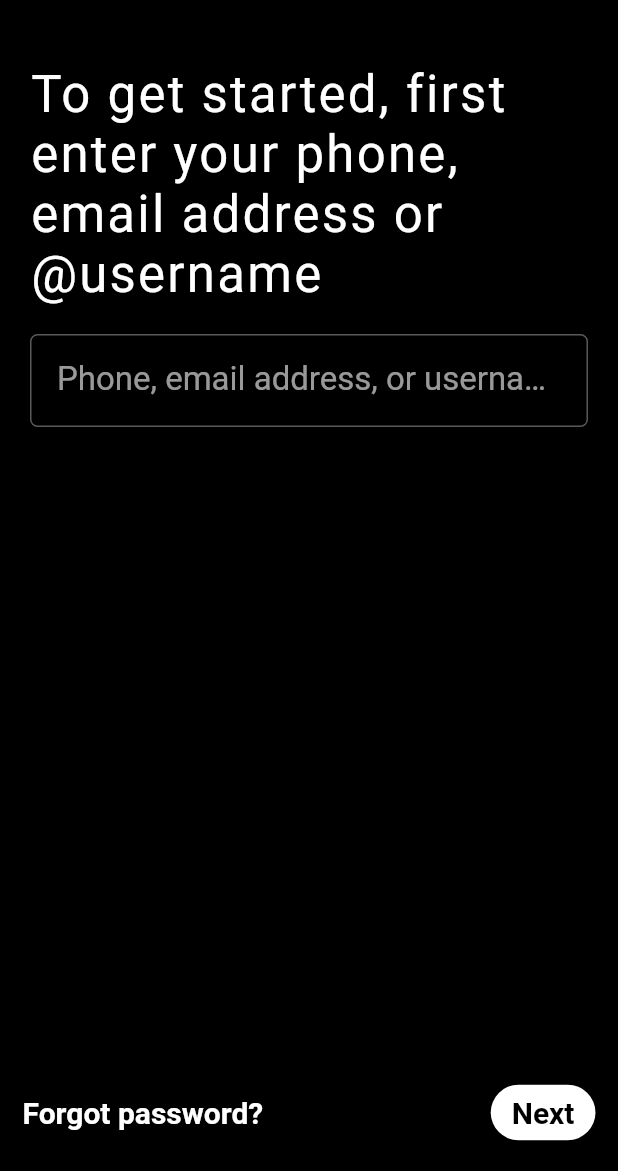
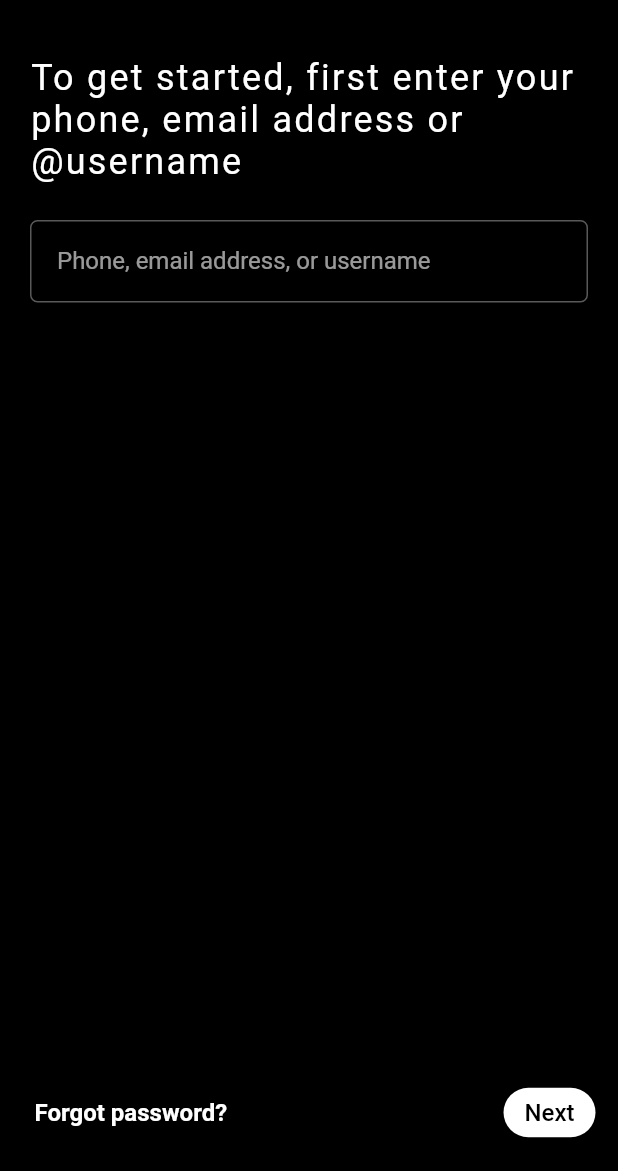
Before and after one commit to 4ritam/twitter_clone, a Flutter app: the screen it shows after launch, on a phone screen of 412 x 824 dp, the part 65-1236 px from its top. Run offline on Flutter 3.47's test engine with Material 2 defaults, Android fonts, the phone set to English and light mode, and no system bars; our stand-ins replace flutter_svg; Roboto replaces fonts that are missing (Anuphan-SemiBold); project files that could hold a hidden picture were left out.

Commit message:
minor changes

```diff
--- a/lib/features/auth/view/login_view.dart
+++ b/lib/features/auth/view/login_view.dart
@@ -32,7 +32,7 @@ class _LoginViewState extends State<LoginView> {
           child: Column (
             children: [
               const Padding(
-                padding: EdgeInsets.symmetric(vertical: 10),
+                padding: EdgeInsets.symmetric(vertical: 5),
                 child: HeroText(text: "To get started, first enter your phone, email address or @username"),
               ),
               AuthField(controller: userTextController, hintText: "Phone, email address, or username")
@@ -52,14 +52,17 @@ class _LoginViewState extends State<LoginView> {
           mainAxisSize: MainAxisSize.min,
           mainAxisAlignment: MainAxisAlignment.spaceBetween,
           children: [
-            InkWell(
+            Padding(
+              padding: const EdgeInsets.all(8.0),
+              child: InkWell(
                 onTap: () {},
                 splashColor: Colors.transparent,
                 child: const Text(
                       "Forgot password?",
                       style: TextStyle(
-                      fontSize: 20,
+                        fontSize: 16,
                         fontWeight: FontWeight.w600
+                      ),
                     ),
               ),
             ),
@@ -88,8 +91,8 @@ class _LoginViewState extends State<LoginView> {
               child: const Text(
                 "Next",
                 style: TextStyle(
-                    fontSize: 20,
-                    fontWeight: FontWeight.w600
+                    fontSize: 16,
+                    fontWeight: FontWeight.w500
                 ),
               ),
             ),
--- a/lib/features/auth/widgets/auth_field.dart
+++ b/lib/features/auth/widgets/auth_field.dart
@@ -9,10 +9,11 @@ class AuthField extends StatelessWidget {
   @override
   Widget build(BuildContext context) {
     return Padding(
-      padding: const EdgeInsets.only(top: 10),
+      padding: const EdgeInsets.only(top: 20),
       child: TextFormField(
         style: const TextStyle(
-          fontSize: 22,
+          color: Palette.blueColor,
+          fontSize: 16,
         ),
         controller: controller,
         decoration: InputDecoration(
--- a/lib/features/auth/widgets/hero_text.dart
+++ b/lib/features/auth/widgets/hero_text.dart
@@ -15,7 +15,7 @@ class HeroText extends StatelessWidget {
           style: const TextStyle(
             fontFamily: "Anuphan-SemiBold",
             letterSpacing: 1.5,
-            fontSize: 34
+            fontSize: 24
             // height: 1
           ),
         ),
```
Also changed, not shown: 1 other file. Lines whose indentation alone changed are shown as unchanged.
